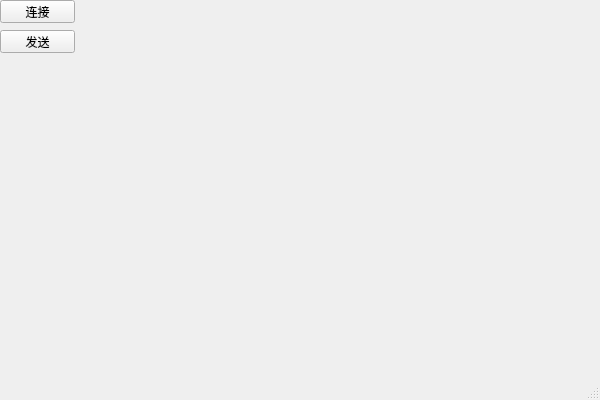
First picture: the form in Client/PandaRC.ui, repository radtek/PandaRC, before the edit.
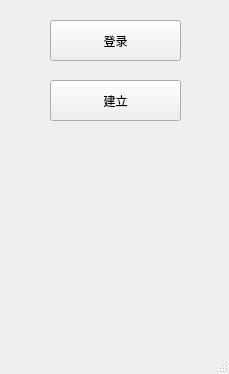
Second picture: the form after the edit.

```diff
--- a/Client/PandaRC.ui
+++ b/Client/PandaRC.ui
@@ -6,8 +6,8 @@
    <rect>
     <x>0</x>
     <y>0</y>
-    <width>600</width>
-    <height>400</height>
+    <width>229</width>
+    <height>374</height>
    </rect>
   </property>
   <property name="windowTitle">
@@ -17,27 +17,27 @@
    <widget class="QPushButton" name="btnSend">
     <property name="geometry">
      <rect>
-      <x>0</x>
-      <y>0</y>
-      <width>75</width>
-      <height>23</height>
+      <x>50</x>
+      <y>20</y>
+      <width>131</width>
+      <height>41</height>
      </rect>
     </property>
     <property name="text">
-     <string>连接</string>
+     <string>登录</string>
     </property>
    </widget>
    <widget class="QPushButton" name="btnRecv">
     <property name="geometry">
      <rect>
-      <x>0</x>
-      <y>30</y>
-      <width>75</width>
-      <height>23</height>
+      <x>50</x>
+      <y>80</y>
+      <width>131</width>
+      <height>41</height>
      </rect>
     </property>
     <property name="text">
-     <string>发送</string>
+     <string>建立</string>
     </property>
    </widget>
   </widget>
```
Left out of the diff: 52 changed lines with no effect on the pictures.
